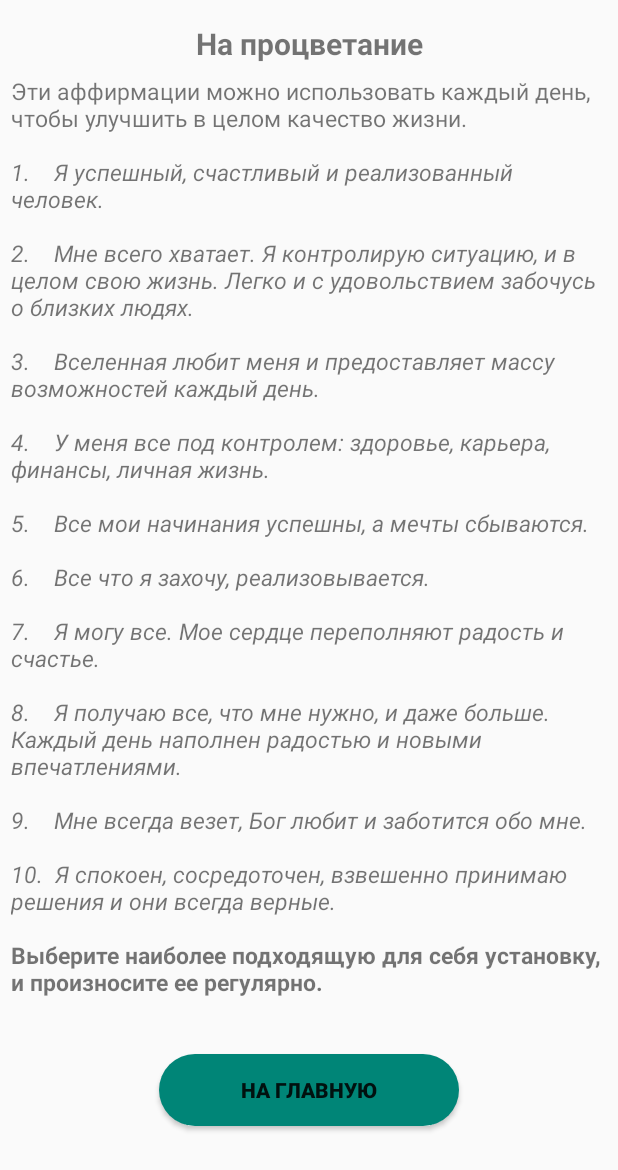
After one commit to alexpios/affirmation, an Android app: the Udacha screen opened directly, with no data from a screen before it, on a phone screen of 412 x 824 dp. The commit adds this screen. Shown: the top 1170 px of the screen. Run offline under Robolectric (Android 15) with nearby library versions, the phone set to English and light mode, and no system bars.

Commit message:
add new activities

```diff
--- /dev/null
+++ b/app/src/main/java/by/kuchinsky/affirmation/Affirmation/Udacha.java
@@ -0,0 +1,28 @@
+package by.kuchinsky.affirmation.Affirmation;
+
+import android.content.Intent;
+import android.support.v7.app.AppCompatActivity;
+import android.os.Bundle;
+import android.view.View;
+import android.widget.Button;
+
+import by.kuchinsky.affirmation.MainActivity;
+import by.kuchinsky.affirmation.R;
+
+public class Udacha extends AppCompatActivity {
+
+    @Override
+    protected void onCreate(Bundle savedInstanceState) {
+        super.onCreate(savedInstanceState);
+        setContentView(R.layout.activity_udacha);
+        Button back = (Button)findViewById(R.id.back);
+        back.setOnClickListener(new View.OnClickListener() {
+            @Override
+            public void onClick(View v) {
+                Intent back = new Intent(Udacha.this, MainActivity.class);
+                startActivity(back);
+                finish();
+            }
+        });
+    }
+}
--- /dev/null
+++ b/app/src/main/res/layout/activity_udacha.xml
@@ -0,0 +1,135 @@
+<?xml version="1.0" encoding="utf-8"?>
+<ScrollView xmlns:android="http://schemas.android.com/apk/res/android"
+    xmlns:app="http://schemas.android.com/apk/res-auto"
+    xmlns:tools="http://schemas.android.com/tools"
+    android:layout_width="match_parent"
+    android:layout_height="match_parent"
+    tools:context=".Affirmation.Udacha">
+
+
+    <LinearLayout
+        android:orientation="vertical"
+        android:layout_width="match_parent"
+        android:layout_height="wrap_content">
+
+        <TextView
+            android:textStyle="bold"
+            android:paddingTop="15dp"
+            android:textSize="20sp"
+            android:text="На процветание"
+            android:textAlignment="center"
+            android:layout_width="match_parent"
+            android:layout_height="wrap_content" />
+
+
+        <TextView
+            android:textSize="15sp"
+            android:text="Эти аффирмации можно использовать каждый день, чтобы улучшить в целом качество жизни."
+            android:padding="7dp"
+            android:layout_width="match_parent"
+            android:layout_height="wrap_content" />
+        <TextView
+            android:padding="7dp"
+            android:text="1.    Я успешный, счастливый и реализованный человек."
+            android:textStyle="italic"
+            android:textSize="15sp"
+            android:layout_width="match_parent"
+            android:layout_height="wrap_content" />
+        <TextView
+            android:padding="7dp"
+            android:text="2.    Мне всего хватает. Я контролирую ситуацию, и в целом свою жизнь. Легко и с удовольствием забочусь о близких людях."
+            android:textStyle="italic"
+            android:textSize="15sp"
+            android:layout_width="match_parent"
+            android:layout_height="wrap_content" />
+        <TextView
+            android:padding="7dp"
+            android:text="3.    Вселенная любит меня и предоставляет массу возможностей каждый день."
+            android:textStyle="italic"
+            android:textSize="15sp"
+            android:layout_width="match_parent"
+            android:layout_height="wrap_content" />
+        <TextView
+            android:padding="7dp"
+            android:text="4.    У меня все под контролем: здоровье, карьера, финансы, личная жизнь."
+            android:textStyle="italic"
+            android:textSize="15sp"
+            android:layout_width="match_parent"
+            android:layout_height="wrap_content" />
+        <TextView
+            android:padding="7dp"
+            android:text="5.    Все мои начинания успешны, а мечты сбываются."
+            android:textStyle="italic"
+            android:textSize="15sp"
+            android:layout_width="match_parent"
+            android:layout_height="wrap_content" />
+        <TextView
+            android:padding="7dp"
+            android:text="6.    Все что я захочу, реализовывается."
+            android:textStyle="italic"
+            android:textSize="15sp"
+            android:layout_width="match_parent"
+            android:layout_height="wrap_content" />
+        <TextView
+            android:padding="7dp"
+            android:text="7.    Я могу все. Мое сердце переполняют радость и счастье."
+            android:textStyle="italic"
+            android:textSize="15sp"
+            android:layout_width="match_parent"
+            android:layout_height="wrap_content" />
+        <TextView
+            android:padding="7dp"
+            android:text="8.    Я получаю все, что мне нужно, и даже больше. Каждый день наполнен радостью и новыми впечатлениями."
+            android:textStyle="italic"
+            android:textSize="15sp"
+            android:layout_width="match_parent"
+            android:layout_height="wrap_content" />
+        <TextView
+            android:padding="7dp"
+            android:text="9.    Мне всегда везет, Бог любит и заботится обо мне."
+            android:textStyle="italic"
+            android:textSize="15sp"
+            android:layout_width="match_parent"
+            android:layout_height="wrap_content" />
+        <TextView
+            android:padding="7dp"
+            android:text="10.  Я спокоен, сосредоточен, взвешенно принимаю решения и они всегда верные."
+            android:textStyle="italic"
+            android:textSize="15sp"
+            android:layout_width="match_parent"
+            android:layout_height="wrap_content" />
+
+
+        <TextView
+            android:textStyle="bold"
+            android:textSize="15sp"
+            android:text="Выберите наиболее подходящую для себя установку, и произносите ее регулярно."
+            android:padding="7dp"
+            android:layout_width="match_parent"
+            android:layout_height="wrap_content" />
+
+
+        <Button
+
+            android:layout_marginTop="30dp"
+            android:id="@+id/back"
+            android:layout_width="200dp"
+            android:layout_height="wrap_content"
+            android:layout_gravity="center"
+            android:background="@drawable/but"
+            android:gravity="left|center_vertical"
+            android:padding="10dp"
+            android:layout_marginBottom="30dp"
+
+            android:text="На главную"
+            android:textAlignment="center"
+
+            android:textStyle="bold" />
+
+
+
+    </LinearLayout>
+
+
+
+</ScrollView>
```
Also changed, not shown: app/src/main/AndroidManifest.xml (+6 -1 lines), app/src/main/java/by/kuchinsky/affirmation/Affirmation/Uspeh.java (added, +30 -0 lines), app/src/main/java/by/kuchinsky/affirmation/Affirmation/newUdacha.java (added, +16 -0 lines), app/src/main/java/by/kuchinsky/affirmation/FragmentAffirmation.java (+65 -2 lines), app/src/main/res/layout/activity_new_udacha.xml (added, +9 -0 lines), app/src/main/res/layout/activity_uspeh.xml (added, +136 -0 lines), app/src/main/res/layout/affirmation.xml (+6 -2 lines).
